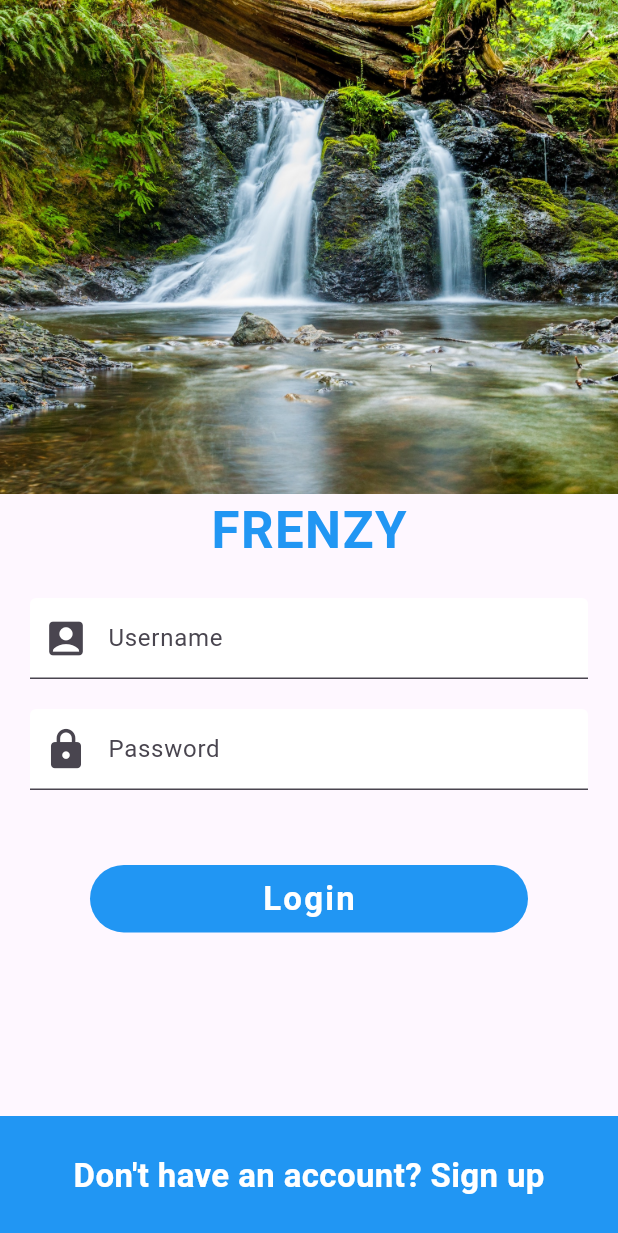
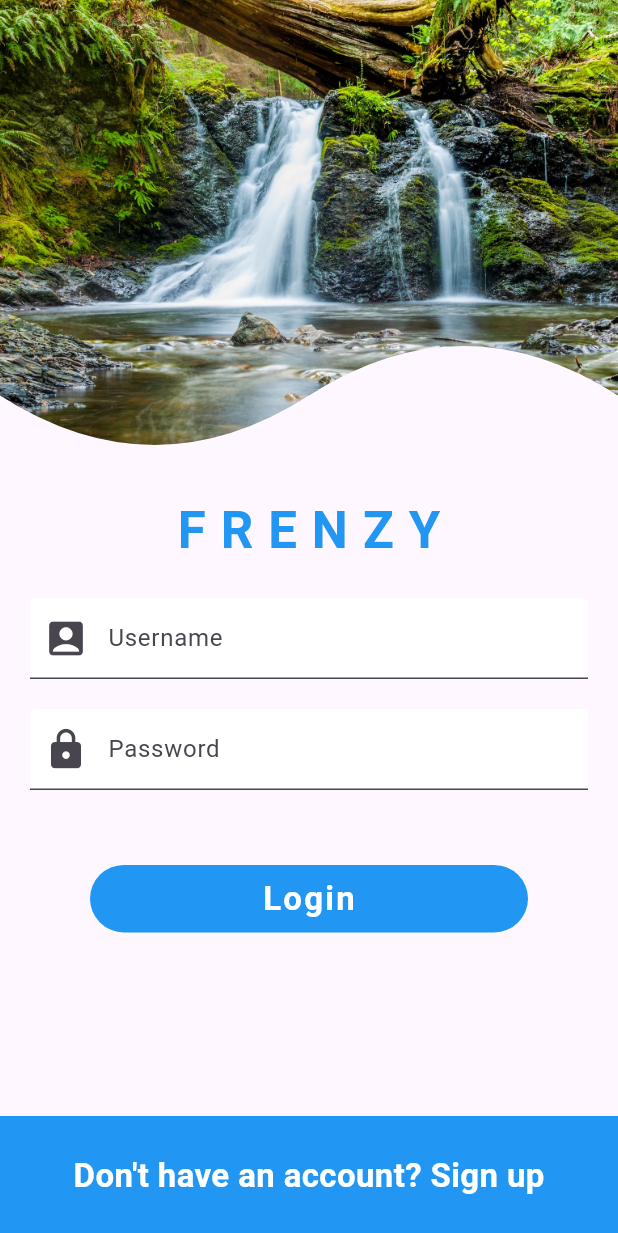
Before and after one commit to ChristianAfreh/social-media-app-flutter, a Flutter app: the screen it shows after launch, on a phone screen of 412 x 824 dp. Shown: the top 1233 px of the screen. Run offline on Flutter 3.47's test engine with Material 3 defaults, Android fonts, the phone set to English and light mode, and no system bars.

Commit message:
completed LoginScreen with Custom Clipper

```diff
--- a/lib/screens/login_screen.dart
+++ b/lib/screens/login_screen.dart
@@ -1,6 +1,7 @@
 // ignore_for_file: sized_box_for_whitespace
 
 import 'package:flutter/material.dart';
+import 'package:social_media_app_flutter/widgets/curve_clipper.dart';
 
 class LoginScreen extends StatefulWidget {
   const LoginScreen({super.key});
@@ -19,11 +20,14 @@ class _LoginScreenState extends State<LoginScreen> {
           height: MediaQuery.of(context).size.height,
           child: Column(
             children: <Widget>[
-              Image(
-                height: MediaQuery.of(context).size.height / 2.5,
-                width: double.infinity,
-                image: const AssetImage('assets/images/login_background.jpg'),
-                fit: BoxFit.cover,
+              ClipPath(
+                clipper: CurveClipper(),
+                child: Image(
+                  height: MediaQuery.of(context).size.height / 2.5,
+                  width: double.infinity,
+                  image: const AssetImage('assets/images/login_background.jpg'),
+                  fit: BoxFit.cover,
+                ),
               ),
               Text(
                 'FRENZY',
@@ -31,7 +35,7 @@ class _LoginScreenState extends State<LoginScreen> {
                   color: Theme.of(context).primaryColor,
                   fontSize: 34.0,
                   fontWeight: FontWeight.bold,
-                  letterSpacing: 1.0,
+                  letterSpacing: 10.0,
                 ),
               ),
               const SizedBox(height: 10.0),
--- /dev/null
+++ b/lib/widgets/curve_clipper.dart
@@ -0,0 +1,37 @@
+import 'package:flutter/material.dart';
+
+class CurveClipper extends CustomClipper<Path> {
+  @override
+  Path getClip(Size size) {
+    Path path = Path();
+    path.lineTo(0, 4 * size.height / 5);
+    Offset curvePoint1 = Offset(size.width / 4, size.height);
+    Offset centerPoint = Offset(size.width / 2, 4 * size.height / 5);
+    path.quadraticBezierTo(
+      curvePoint1.dx,
+      curvePoint1.dy,
+      centerPoint.dx,
+      centerPoint.dy,
+    );
+
+    Offset curvePoint2 = Offset(3 * size.width / 4, 3 * size.height / 5);
+    Offset endPoint = Offset(size.width, 4 * size.height / 5);
+
+    path.quadraticBezierTo(
+      curvePoint2.dx,
+      curvePoint2.dy,
+      endPoint.dx,
+      endPoint.dy,
+    );
+
+    path.lineTo(size.width, 0);
+
+    path.close();
+    return path;
+  }
+
+  @override
+  bool shouldReclip(covariant CustomClipper<Path> oldClipper) {
+    return false;
+  }
+}
```
